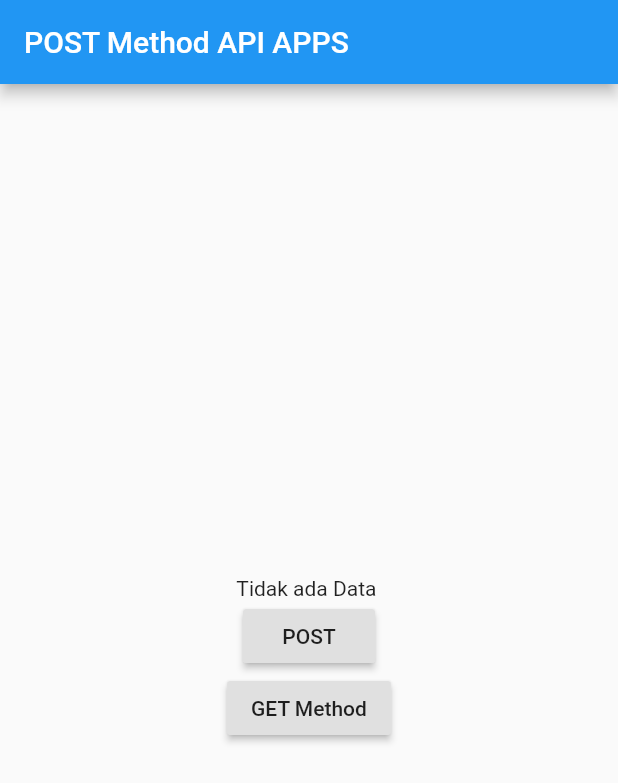
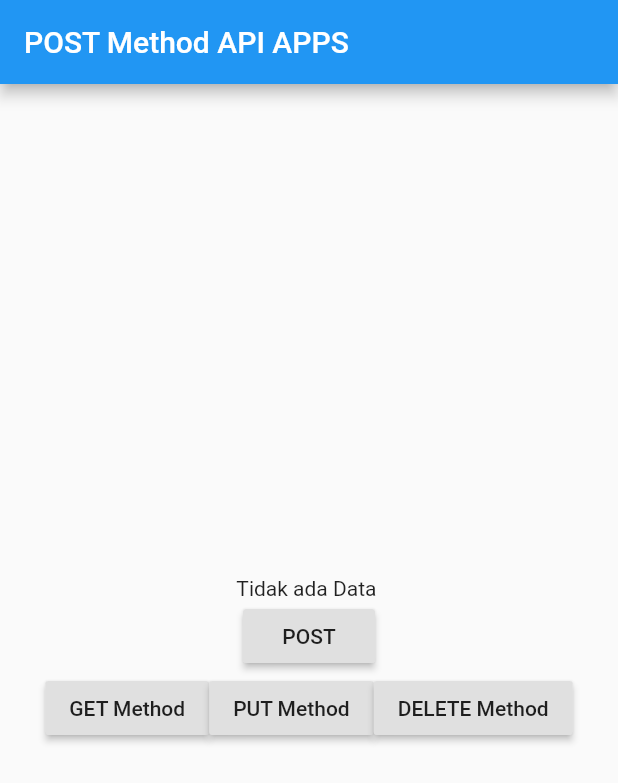
Before and after one commit to dotnid/MobileProgramming, a Flutter app: the screen it shows after launch, on a phone screen of 412 x 824 dp. Shown: the top 783 px of the screen. Run offline on Flutter 3.47's test engine with Material 2 defaults, Android fonts, the phone set to English and light mode, and no system bars.

Commit message:
Mobile Programming

```diff
--- a/lib/PostMethod.dart
+++ b/lib/PostMethod.dart
@@ -1,7 +1,9 @@
 import 'package:flutter/material.dart';
 import 'package:tugasapi/main.dart';
 
+import 'DeleteMethod.dart';
 import 'ModelPostResult.dart';
+import 'PutMethod.dart';
 
 class My2ndApp extends StatelessWidget {
   // This widget is the root of your application.
@@ -69,6 +71,34 @@ class _PostMethod extends State<PostMethod> {
                     },
                     child: Text("GET Method"),
                   ),
+                  Row(
+                    mainAxisAlignment: MainAxisAlignment.center,
+                    children: <Widget>[
+                      RaisedButton(
+                        onPressed: () {
+                          Navigator.pushReplacement(context,
+                              MaterialPageRoute(builder: (context) {
+                                return My3ndApp();
+                              }));
+                        },
+                        child: Text("PUT Method"),
+                      ),
+                      Row(
+                        mainAxisAlignment: MainAxisAlignment.center,
+                        children: <Widget>[
+                          RaisedButton(
+                            onPressed: () {
+                              Navigator.pushReplacement(context,
+                                  MaterialPageRoute(builder: (context) {
+                                    return My4ndApp();
+                                  }));
+                            },
+                            child: Text("DELETE Method"),
+                          ),
+                        ],
+                      ),
+                    ],
+                  ),
                 ],
               ),
             ],
```
Also changed, not shown: lib/DeleteMethod.dart (+31 -1 lines), lib/PutMethod.dart (+31 -1 lines).
